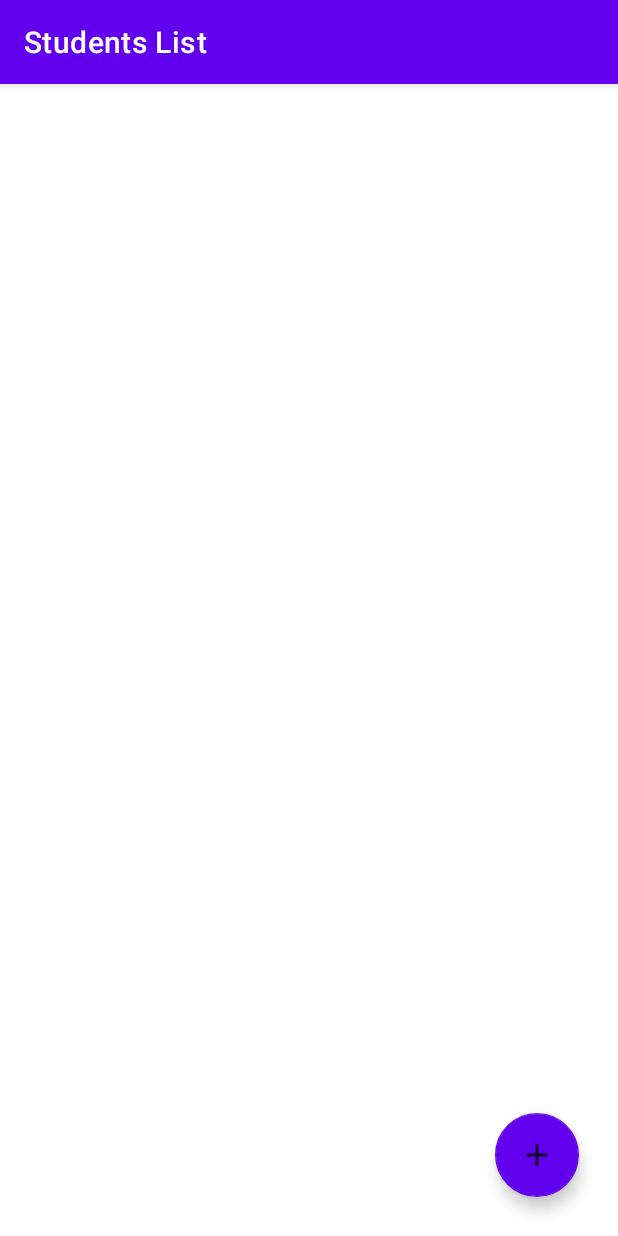
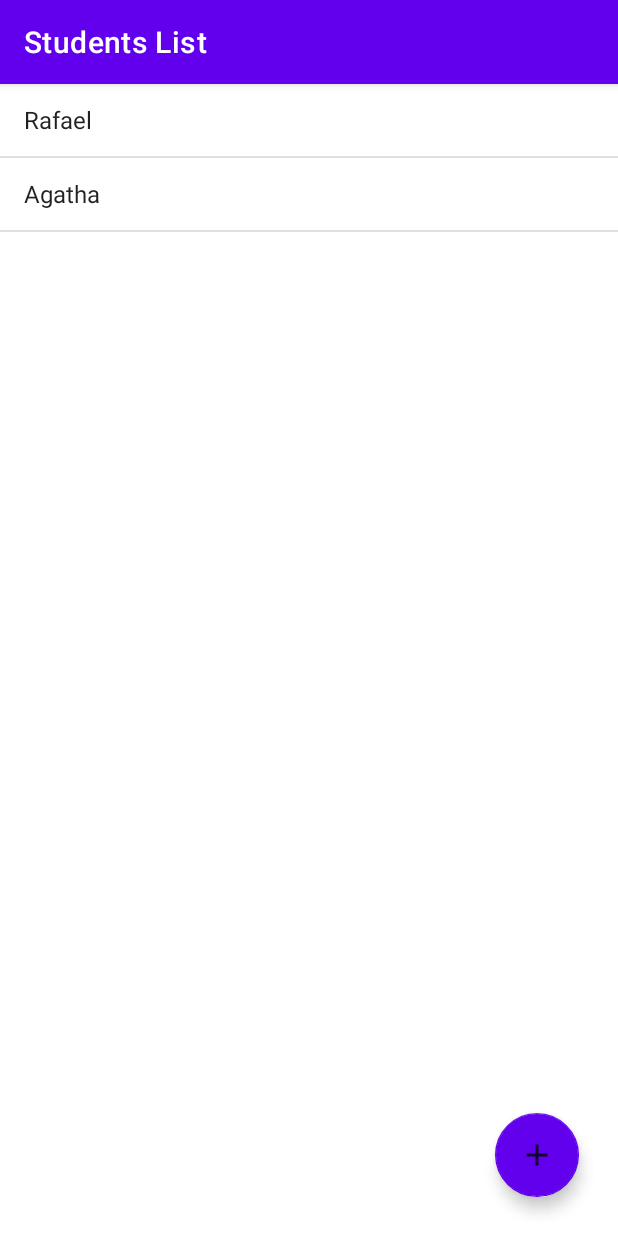
Before and after one commit to rafaelvpiccolo/StudentAgenda, an Android app: the screen it shows after launch (StudentsListActivity), on a phone screen of 412 x 824 dp. Run offline under Robolectric (Android 15) with nearby library versions, the phone set to English and light mode, and no system bars.

Commit message:
Improved user experience

```diff
--- a/app/src/main/java/com/rafaelpiccolo/studentsagenda/view/StudentsListActivity.java
+++ b/app/src/main/java/com/rafaelpiccolo/studentsagenda/view/StudentsListActivity.java
@@ -34,6 +34,8 @@ public class StudentsListActivity extends AppCompatActivity {
 
         configureFAB();
         configureList();
+        dao.save(new Student("Rafael", "19983663497", "rafaelvpiccolo@gmail.com"));
+        dao.save(new Student("Agatha", "19983663497", "agathabertolani@gmail.com"));
     }
 
     @Override
@@ -45,15 +47,18 @@ public class StudentsListActivity extends AppCompatActivity {
     @Override
     public void onCreateContextMenu(ContextMenu menu, View v, ContextMenu.ContextMenuInfo menuInfo) {
         super.onCreateContextMenu(menu, v, menuInfo);
-        menu.add("Delete");
+        getMenuInflater().inflate(R.menu.activity_students_list_menu, menu);
     }
 
     @Override
     public boolean onContextItemSelected(@NonNull MenuItem item) {
-        AdapterView.AdapterContextMenuInfo menuInfo =
-                (AdapterView.AdapterContextMenuInfo) item.getMenuInfo();
-        Student chosenStudent = adapter.getItem(menuInfo.position);
-        deleteStudent(chosenStudent);
+        int menuID = item.getItemId();
+        if(menuID == R.id.delete_menu) {
+            AdapterView.AdapterContextMenuInfo menuInfo =
+                    (AdapterView.AdapterContextMenuInfo) item.getMenuInfo();
+            Student chosenStudent = adapter.getItem(menuInfo.position);
+            deleteStudent(chosenStudent);
+        }
         return super.onContextItemSelected(item);
     }
 
--- /dev/null
+++ b/app/src/main/res/menu/activity_students_list_menu.xml
@@ -0,0 +1,6 @@
+<?xml version="1.0" encoding="utf-8"?>
+<menu xmlns:android="http://schemas.android.com/apk/res/android">
+    <item
+        android:id="@+id/delete_menu"
+        android:title="Delete" />
+</menu>
```
Also changed, not shown: app/src/main/java/com/rafaelpiccolo/studentsagenda/view/StudentFormActivity.java (+17 -9 lines), app/src/main/res/drawable-anydpi/ic_action_save.xml (added, +11 -0 lines), app/src/main/res/layout/activity_student_form.xml (+9 -8 lines), app/src/main/res/menu/activity_student_form_menu.xml (added, +10 -0 lines), app/src/main/res/drawable-hdpi/ic_action_save.png (added), app/src/main/res/drawable-mdpi/ic_action_save.png (added), app/src/main/res/drawable-xhdpi/ic_action_save.png (added), app/src/main/res/drawable-xxhdpi/ic_action_save.png (added).
